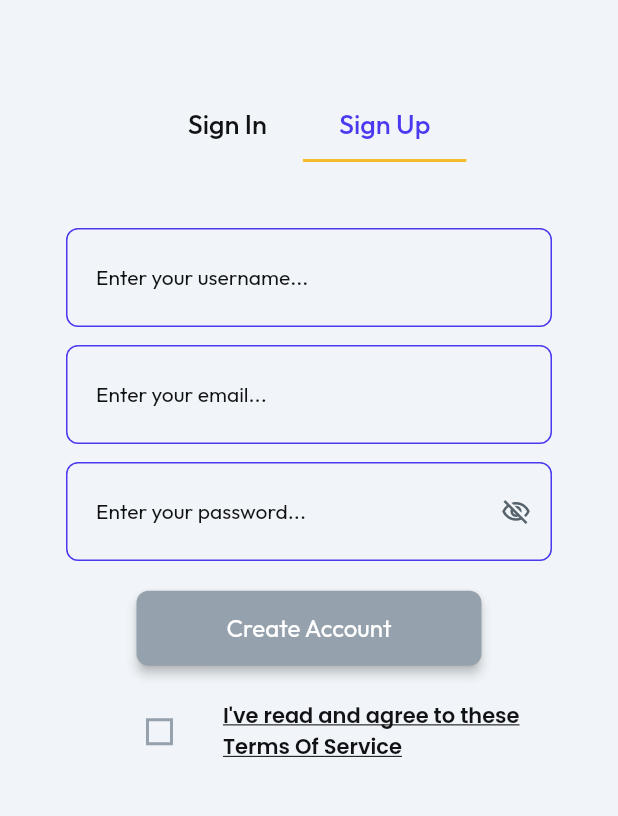
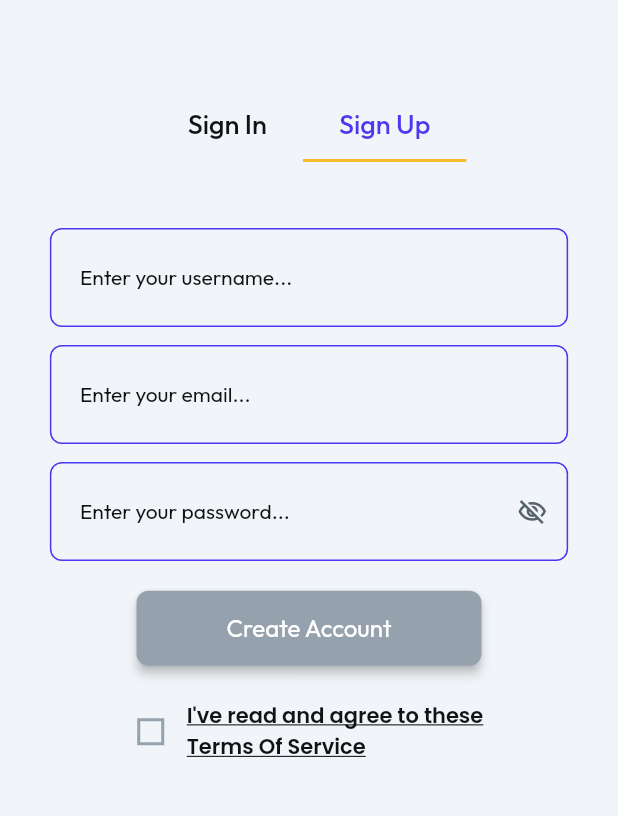
Before and after one commit to Stevevhan/ElectroKart, a Flutter app: the screen it shows after launch, tab 2 chosen, on a phone screen of 412 x 824 dp, the part 231-1047 px from its top. Run offline on Flutter 3.47's test engine with Material 2 defaults, Android fonts, the phone set to English and light mode, and no system bars; drawn by our look-alikes of auto_size_text; our stand-ins replace built_collection, built_value, cached_network_image, cloud_firestore, easy_debounce, expandable and 24 more; missing offline and left inert: dash_chat, json_path, mime_type, text_search; accounts and stored records are empty.

Commit message:
Updating to latest FlutterFlow output.

```diff
--- a/lib/login/login_widget.dart
+++ b/lib/login/login_widget.dart
@@ -457,7 +457,7 @@ class _LoginWidgetState extends State<LoginWidget> {
                                 ),
                                 Padding(
                                   padding: EdgeInsetsDirectional.fromSTEB(
-                                      24, 24, 24, 0),
+                                      10, 24, 10, 0),
                                   child: Column(
                                     mainAxisSize: MainAxisSize.max,
                                     children: [
@@ -861,11 +861,11 @@ class _LoginWidgetState extends State<LoginWidget> {
                                       ),
                                       Padding(
                                         padding: EdgeInsetsDirectional.fromSTEB(
-                                            20, 20, 20, 0),
+                                            0, 20, 0, 0),
                                         child: Row(
                                           mainAxisSize: MainAxisSize.max,
                                           mainAxisAlignment:
-                                              MainAxisAlignment.spaceEvenly,
+                                              MainAxisAlignment.center,
                                           children: [
                                             Padding(
                                               padding: EdgeInsetsDirectional
@@ -901,7 +901,10 @@ class _LoginWidgetState extends State<LoginWidget> {
                                                 ),
                                               ),
                                             ),
-                                            InkWell(
+                                            Padding(
+                                              padding: EdgeInsetsDirectional
+                                                  .fromSTEB(0, 0, 30, 0),
+                                              child: InkWell(
                                                 onTap: () async {
                                                   context.pushNamed(
                                                     'termsOfservice',
@@ -919,14 +922,15 @@ class _LoginWidgetState extends State<LoginWidget> {
                                                 child: Text(
                                                   'I\'ve read and agree to these \nTerms Of Service',
                                                   maxLines: 2,
-                                                style:
-                                                    FlutterFlowTheme.of(context)
+                                                  style: FlutterFlowTheme.of(
+                                                          context)
                                                       .bodyText1
                                                       .override(
                                                         fontFamily: 'Poppins',
                                                         decoration:
                                                             TextDecoration
                                                                 .underline,
+                                                      ),
                                                 ),
                                               ),
                                             ),
```
Also changed, not shown: lib/report/report_widget.dart (+5 -13 lines). Lines whose indentation alone changed are shown as unchanged.
